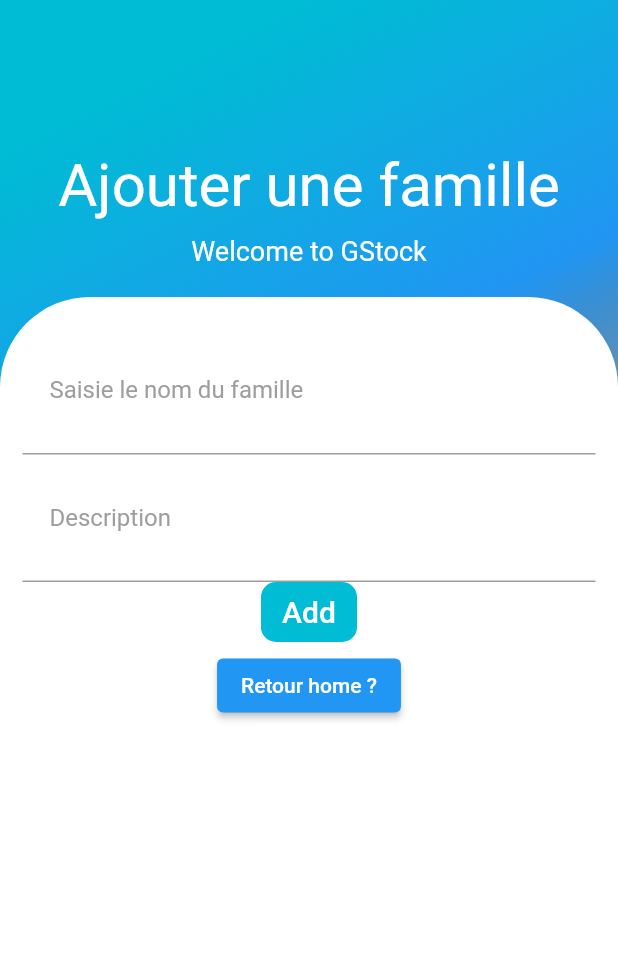
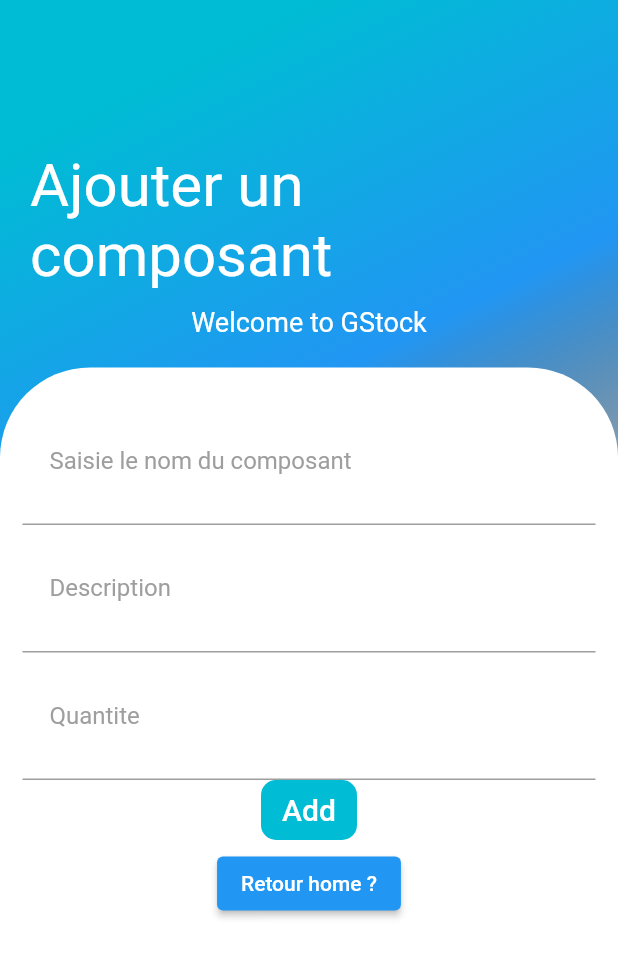
Before and after one commit to salemgzouni/gstock, a Flutter app: the screen it shows after launch, on a phone screen of 412 x 824 dp. Shown: the top 957 px of the screen. Run offline on Flutter 3.47's test engine with Material 2 defaults, Android fonts, the phone set to English and light mode, and no system bars; our stand-ins replace sqflite; missing offline and left inert: sqfentity_gen; accounts and stored records are empty.

Commit message:
interface formfamille et formcomposant

```diff
--- a/lib/Data/composant_operation.dart
+++ b/lib/Data/composant_operation.dart
@@ -1,7 +1,7 @@
 import 'package:gstock/Data/database_helper.dart';
 import 'package:gstock/Models/composant.dart';
-class FamilleOperations {
-  late FamilleOperations adminOperations;
+class ComposantOperations {
+  late ComposantOperations composantOperations;
 
   final dbProvider = DataBaseHelper.DataBaseHelperinstance;
 
--- a/lib/Data/database_helper.dart
+++ b/lib/Data/database_helper.dart
@@ -45,7 +45,7 @@ class DataBaseHelper{
      ''');
     await db.execute('''
       CREATE TABLE composant(
-        id TEXT PRIMARY KEY,
+        id integer PRIMARY KEY autoincrement,
         des TEXT,
         description TEXT,
         qte INTEGER,
--- a/lib/Models/composant.dart
+++ b/lib/Models/composant.dart
@@ -1,29 +1,29 @@
 class Composant{
-  late String _id;
+  late int _id;
   late String _des;
   late String _description;
-  late int _qte;
+  late String _qte;
 
   late int _famille_comp;
 
-  Composant(this._id, this._des, this._description, this._qte,this._famille_comp);
+  Composant(this._des, this._description, this._qte);
 
   int get famille_comp => _famille_comp;
 
 
-  int get qte => _qte;
+  String get qte => _qte;
 
   String get description => _description;
 
   String get des => _des;
 
-  String get id => _id;
+  int get id => _id;
 
   set famille_comp(int value) {
     _famille_comp = value;
   }
 
-  set qte(int value) {
+  set qte(String value) {
     _qte = value;
   }
 
@@ -37,14 +37,12 @@ class Composant{
   //convert composant Object to Map Object
   Map<String, dynamic> toMap() {
     var map = new Map<String, dynamic>();
-    if(id!=null){
-      map["id"] = _id;
-    }
+
     map["des"] = _des;
     map["description"] = _description;
     map["qte"] = _qte;
 
-    map["famille_comp"]=_famille_comp;
+
 
     return map;
   }
--- /dev/null
+++ b/lib/Pages/FormComposant.dart
@@ -0,0 +1,41 @@
+import 'package:flutter/material.dart';
+
+import 'package:gstock/components/FormComposant/InputWrapper.dart';
+import 'package:gstock/components/FormComposant/Header.dart';
+
+import '';
+class FormComposant extends StatelessWidget {
+  const FormComposant({Key? key}) : super(key: key);
+
+  @override
+  Widget build(BuildContext context) {
+    return Scaffold(
+      body: Container(
+        width: double.infinity,
+        decoration: BoxDecoration(
+          gradient: LinearGradient(begin: Alignment.topCenter,colors:[
+            Colors.cyan,
+            Colors.blue,
+            Colors.black12
+          ]),
+        ),
+        child: Column(
+          children: <Widget>[
+            SizedBox(height: 80,),
+            Header(),
+            Expanded(child: Container(
+              decoration: BoxDecoration(
+                  color: Colors.white,
+                  borderRadius: BorderRadius.only(
+                    topLeft: Radius.circular(60),
+                    topRight: Radius.circular(60),
+                  )
+              ),
+              child: InputWrapper(),
+            ))
+          ],
+        ),
+      ),
+    );
+  }
+}
--- a/lib/Pages/home_page.dart
+++ b/lib/Pages/home_page.dart
@@ -4,6 +4,7 @@ import 'package:flutter/material.dart';
 import 'package:gstock/Data/famille_operation.dart';
 import 'package:gstock/Models/famille.dart';
 import 'package:gstock/Pages/Composant.dart';
+import 'package:gstock/Pages/FormFamille.dart';
 import 'home_page.dart';
 import 'ProfilePage.dart';
 import '';
@@ -40,7 +41,11 @@ class _HomePageState extends State<HomePage> {
               },
             ),
             actions:[
-              IconButton(onPressed: () {}, icon: Icon(Icons.settings, color: Colors.white))
+
+              IconButton(onPressed: () {
+                Navigator.push(context, MaterialPageRoute(builder: (context) => FormFamille()),);
+              }, icon: Icon(Icons.settings, color: Colors.white))
+
             ]
         ),
         body: Container(
--- /dev/null
+++ b/lib/components/FormComposant/Header.dart
@@ -0,0 +1,23 @@
+import 'package:flutter/material.dart';
+
+class Header extends StatelessWidget {
+
+  @override
+  Widget build(BuildContext context) {
+    return Padding(
+      padding: EdgeInsets.all(20),
+      child: Column(
+        crossAxisAlignment: CrossAxisAlignment.start,
+        children: <Widget>[
+          Center(
+            child: Text("Ajouter un composant",style: TextStyle(color: Colors.white,fontSize:40),),
+          ),
+          SizedBox(height: 10,),
+          Center(
+            child: Text("Welcome to GStock",style: TextStyle(color: Colors.white,fontSize: 18),),
+          )
+        ],
+      ),
+    );
+  }
+}
--- /dev/null
+++ b/lib/components/FormComposant/InputField.dart
@@ -0,0 +1,97 @@
+import 'package:flutter/material.dart';
+import 'package:gstock/Data/admin_operations.dart';
+import 'package:gstock/Data/composant_operation.dart';
+import 'package:gstock/Models/Admin.dart';
+import 'package:gstock/Models/composant.dart';
+import 'package:gstock/Models/famille.dart';
+import 'package:gstock/Pages/LoginPage.dart';
+import 'package:flutter/foundation.dart';
+
+
+class InputField extends StatelessWidget {
+
+  final _myNameController = TextEditingController();
+  final _myDescriptionController = TextEditingController();
+  final _myQteController = TextEditingController();
+
+  ComposantOperations composantOperations= ComposantOperations();
+
+  @override
+  Widget build(BuildContext context) {
+    return Column(
+      children: <Widget>[
+        Container(
+          padding: EdgeInsets.all(18),
+          decoration: BoxDecoration(
+              border: Border(
+                  bottom: BorderSide(color: Colors.grey)
+              )
+          ),
+          child: TextField(
+            controller: _myNameController,
+            decoration: InputDecoration(
+
+                hintText: "Saisie le nom du composant",
+                hintStyle:TextStyle(color: Colors.grey),
+                border: InputBorder.none
+            ),
+          ),
+        ),
+        Container(
+          padding: EdgeInsets.all(18),
+          decoration: BoxDecoration(
+              border: Border(
+                  bottom: BorderSide(color: Colors.grey)
+              )
+          ),
+          child: TextField(
+            controller: _myDescriptionController,
+            decoration: InputDecoration(
+
+                hintText: "Description",
+                hintStyle:TextStyle(color: Colors.grey),
+                border: InputBorder.none
+            ),
+          ),
+        ),
+        Container(
+          padding: EdgeInsets.all(18),
+          decoration: BoxDecoration(
+              border: Border(
+                  bottom: BorderSide(color: Colors.grey)
+              )
+          ),
+          child: TextField(
+            controller: _myQteController,
+            decoration: InputDecoration(
+
+                hintText: "Quantite",
+                hintStyle:TextStyle(color: Colors.grey),
+                border: InputBorder.none
+            ),
+          ),
+        ),
+        Container(
+          height: 40,
+          margin: EdgeInsets.symmetric(horizontal: 50),
+          decoration: BoxDecoration(
+            color: Colors.cyan[500],
+            borderRadius: BorderRadius.circular(10),
+          ),
+          child: TextButton(
+            onPressed: () {
+              final composant=Composant(
+                   _myNameController.text, _myDescriptionController.text, _myQteController.text);
+              composantOperations.createCompsant(composant);
+
+            },
+            child: Text(
+              'Add',
+              style: TextStyle(color: Colors.white, fontSize: 20),
+            ),
+          ),
+        ),
+      ],
+    );
+  }
+}
--- /dev/null
+++ b/lib/components/FormComposant/InputWrapper.dart
@@ -0,0 +1,41 @@
+import 'package:flutter/material.dart';
+import 'package:gstock/Pages/LoginPage.dart';
+import 'package:flutter/foundation.dart';
+import 'package:gstock/Pages/home_page.dart';
+import 'InputField.dart';
+
+class InputWrapper extends StatelessWidget {
+
+
+  @override
+  Widget build(BuildContext context) {
+    return Padding(
+      padding: EdgeInsets.all(15),
+      child: Column(
+        children: <Widget>[
+          SizedBox(height:5,),
+          Container(
+            decoration: BoxDecoration(
+                color: Colors.white,
+                borderRadius: BorderRadius.circular(5)
+            ),
+            child: InputField(),
+          ),
+          SizedBox(height: 5,),
+          InkWell(
+            child: ElevatedButton(
+              child: const Text('Retour home ?'),
+              onPressed: () {
+                Navigator.push(
+                  context,
+                  MaterialPageRoute(builder: (context) => HomePage()),
+                );
+              },
+            ),
+          ),
+          SizedBox(height: 5,),
+        ],
+      ),
+    );
+  }
+}
--- a/lib/main.dart
+++ b/lib/main.dart
@@ -3,7 +3,7 @@ import 'package:gstock/Pages/FormFamille.dart';
 
 import 'package:gstock/Pages/home_page.dart';
 
-
+import 'Pages/FormComposant.dart';
 import 'Pages/LoginPage.dart';
 import 'Pages/RegisterPage.dart';
 import 'Pages/ProfilePage.dart';
@@ -15,7 +15,7 @@ class MyApp extends StatelessWidget{
   Widget build(BuildContext context) {
     return new MaterialApp(
       debugShowCheckedModeBanner: false,
-      home: FormFamille(),
+      home:FormComposant(),
 
     );
 
```
